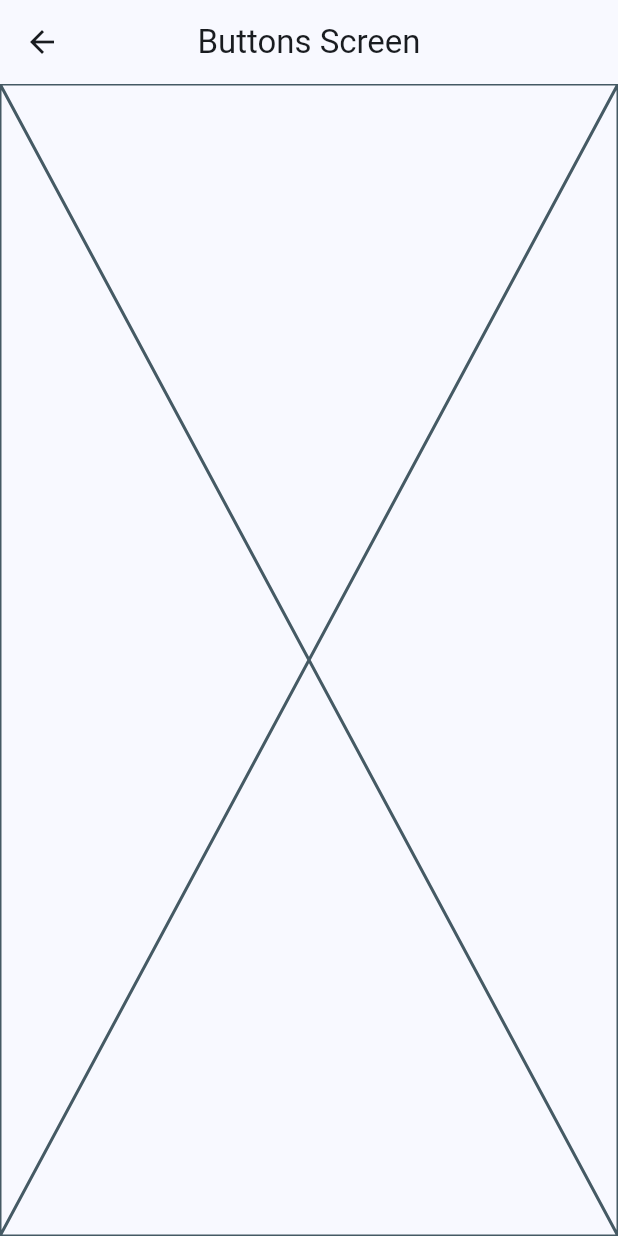
After one commit to Rogrback/widgets_app, a Flutter app: the screen it shows after launch, after a tap on "Botones", on a phone screen of 412 x 824 dp. The commit adds this screen. Run offline on Flutter 3.47's test engine with Material 2 defaults, Android fonts, the phone set to English and light mode, and no system bars; our stand-ins replace go_router.

Commit message:
go_router configurated

```diff
--- a/lib/config/menu/menu_items.dart
+++ b/lib/config/menu/menu_items.dart
@@ -25,7 +25,7 @@ class MenuItem {
       MenuItem(
         title: 'Tarjetas',
         subTitle: 'A stylish content',
-        link: '/card',
+        link: '/cards',
         icon: Icons.credit_card
       ),
 
--- /dev/null
+++ b/lib/config/router/app_router.dart
@@ -0,0 +1,21 @@
+import 'package:go_router/go_router.dart';
+import 'package:widgets_app/presentation/screens/screens.dart';
+
+// GoRouter configuration
+final appRouter = GoRouter(
+  initialLocation: '/',
+  routes: [
+    GoRoute(
+      path: '/',
+      builder: (context, state) => const HomeScreen(),
+    ),
+    GoRoute(
+      path: '/buttons',
+      builder: (context, state) => const ButtonsScreen(),
+    ),
+    GoRoute(
+      path: '/cards',
+      builder: (context, state) => const CardsScreen(),
+    ),
+  ],
+);
--- a/lib/main.dart
+++ b/lib/main.dart
@@ -1,6 +1,6 @@
 import 'package:flutter/material.dart';
+import 'package:widgets_app/config/router/app_router.dart';
 import 'package:widgets_app/config/theme/app_theme.dart';
-import 'package:widgets_app/presentation/screens/home/home_screen.dart';
 
 void main() {
   runApp(const MainApp());
@@ -11,10 +11,10 @@ class MainApp extends StatelessWidget {
 
   @override
   Widget build(BuildContext context) {
-    return MaterialApp(
+    return MaterialApp.router(
+      routerConfig: appRouter,
       debugShowCheckedModeBanner: false,
-      theme: AppTheme(selectedColor: 4).getTheme(),
-      home: const HomeScreen()
+      theme: AppTheme(selectedColor: 0).getTheme(),
     );
   }
 }
--- /dev/null
+++ b/lib/presentation/screens/buttons/buttons_screen.dart
@@ -0,0 +1,15 @@
+import 'package:flutter/material.dart';
+
+class ButtonsScreen extends StatelessWidget {
+  const ButtonsScreen({super.key});
+
+  @override
+  Widget build(BuildContext context) {
+    return Scaffold(
+      appBar: AppBar(
+        title: const Text('Buttons Screen'),
+      ),
+      body: const Placeholder(),
+    );
+  }
+}
--- a/lib/presentation/screens/home/home_screen.dart
+++ b/lib/presentation/screens/home/home_screen.dart
@@ -1,4 +1,5 @@
 import 'package:flutter/material.dart';
+import 'package:go_router/go_router.dart';
 import 'package:widgets_app/config/menu/menu_items.dart';
 
 class HomeScreen extends StatelessWidget {
@@ -49,14 +50,13 @@ class _CustomListTile extends StatelessWidget {
         color: colors.primary
       ),
       trailing: Icon(
-        Icons.arrow_back_ios_rounded,
+        Icons.arrow_forward_ios_outlined,
         color: colors.primary
       ),
       title: Text(menuItem.title),
       subtitle: Text(menuItem.subTitle),
       onTap: () {
-        // TODO:
-
+        context.push(menuItem.link);
       },
     );
   }
--- /dev/null
+++ b/lib/presentation/screens/screens.dart
@@ -0,0 +1,4 @@
+
+export 'package:widgets_app/presentation/screens/buttons/buttons_screen.dart';
+export 'package:widgets_app/presentation/screens/cards/cards_screen.dart';
+export 'package:widgets_app/presentation/screens/home/home_screen.dart';
--- a/pubspec.yaml
+++ b/pubspec.yaml
@@ -9,11 +9,12 @@ environment:
 dependencies:
   flutter:
     sdk: flutter
+  go_router: ^11.1.4
 
 dev_dependencies:
+  flutter_lints: ^2.0.0
   flutter_test:
     sdk: flutter
-  flutter_lints: ^2.0.0
 
 flutter:
   uses-material-design: true
```
Also changed, not shown: lib/presentation/screens/cards/cards_screen.dart (added, +15 -0 lines), pubspec.lock.
